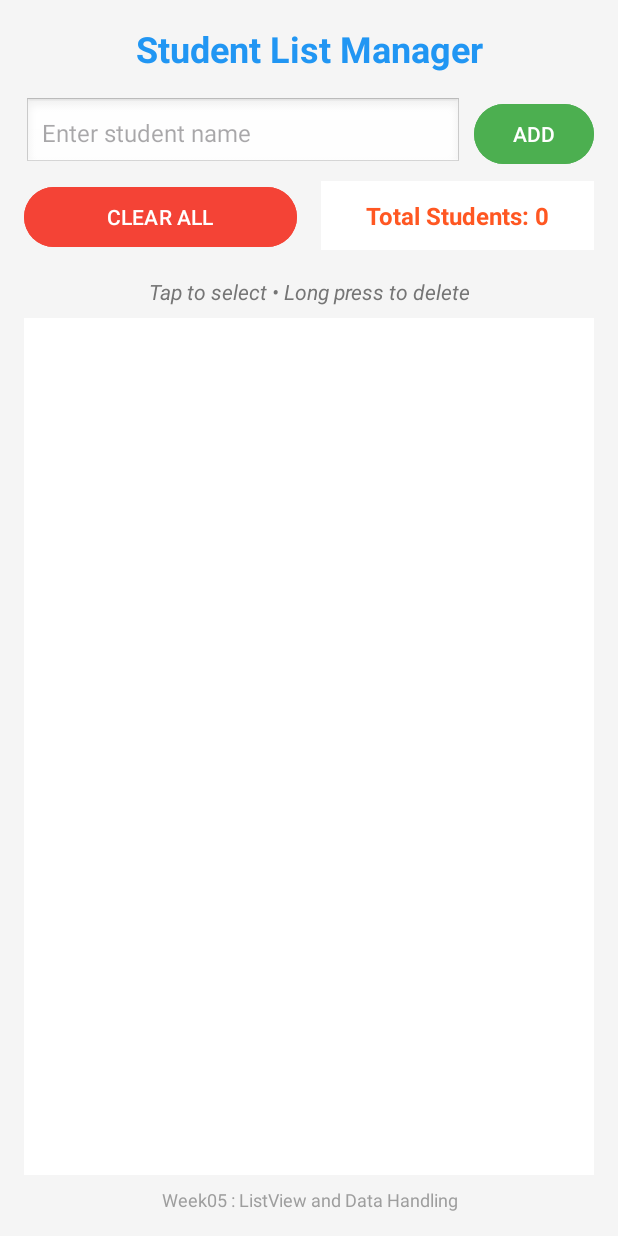
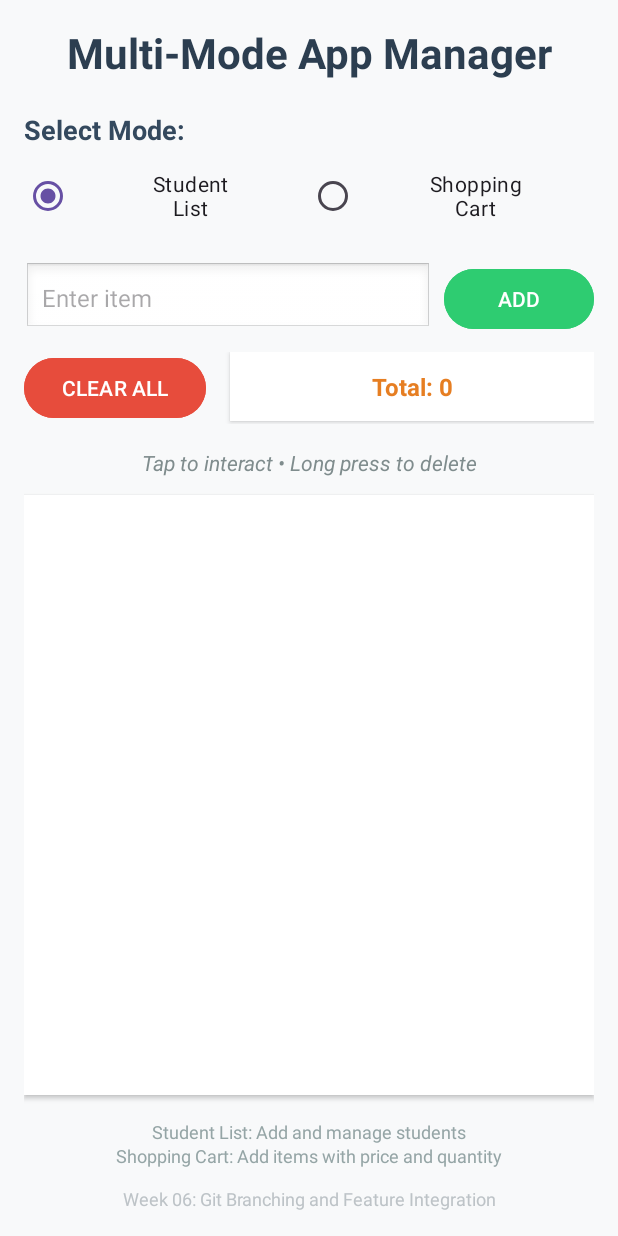
Before and after one commit to yousung1020/kotlin-2025a, an Android app: the layout activity_main.xml on its own in the app's theme, with its tools: preview values and no code run, on a phone screen of 412 x 824 dp. Run offline under Robolectric (Android 15) with nearby library versions, the phone set to English and light mode, and no system bars.

Commit message:
week06: Shopping Cart App v0.1

```diff
--- /dev/null
+++ b/AppWeek06/app/src/main/java/com/appweek06/DataModels.kt
@@ -0,0 +1,28 @@
+package com.appweek06
+
+import java.util.*
+
+data class Student(
+    val name: String,
+    val id: String = UUID.randomUUID().toString(),
+    val addedDate: Date = Date()
+)
+
+data class CartItem(
+    val name: String,
+    var quantity: Int = 1,
+    val price: Double,
+    val id: String = UUID.randomUUID().toString(),
+    val addedDate: Date = Date()
+) {
+    fun getTotalPrice(): Double = quantity * price
+
+    override fun toString(): String {
+        return "$name (x$quantity) - $%.2f".format(getTotalPrice())
+    }
+}
+
+enum class AppMode(val displayName: String) {
+    STUDENT_LIST("Student List"),
+    SHOPPING_CART("Shopping Cart"),
+}
--- a/AppWeek06/app/src/main/res/layout/activity_main.xml
+++ b/AppWeek06/app/src/main/res/layout/activity_main.xml
@@ -1,36 +1,78 @@
-<?xml version="1.0" encoding="utf-8"?>
-<LinearLayout xmlns:android="http://schemas.android.com/apk/res/android"
+<ScrollView xmlns:android="http://schemas.android.com/apk/res/android"
     android:layout_width="match_parent"
     android:layout_height="match_parent"
+    android:background="#f8f9fa">
+
+    <LinearLayout
+        android:layout_width="match_parent"
+        android:layout_height="wrap_content"
         android:orientation="vertical"
-    android:padding="16dp"
-    android:background="#f5f5f5">
+        android:padding="16dp">
 
         <!-- Title -->
         <TextView
             android:layout_width="match_parent"
             android:layout_height="wrap_content"
-        android:text="Student List Manager"
-        android:textSize="24sp"
+            android:text="Multi-Mode App Manager"
+            android:textSize="28sp"
             android:textStyle="bold"
-        android:textColor="#2196F3"
+            android:textColor="#2c3e50"
             android:gravity="center"
-        android:layout_marginBottom="16dp" />
+            android:layout_marginBottom="20dp" />
 
-    <!-- Input section -->
+        <!-- Mode Selection -->
+        <TextView
+            android:layout_width="match_parent"
+            android:layout_height="wrap_content"
+            android:text="Select Mode:"
+            android:textSize="18sp"
+            android:textStyle="bold"
+            android:textColor="#34495e"
+            android:layout_marginBottom="8dp" />
+
+        <RadioGroup
+            android:id="@+id/radioGroup"
+            android:layout_width="match_parent"
+            android:layout_height="wrap_content"
+            android:orientation="horizontal"
+            android:layout_marginBottom="20dp">
+
+            <RadioButton
+                android:id="@+id/radioStudentList"
+                android:layout_width="0dp"
+                android:layout_height="wrap_content"
+                android:layout_weight="1"
+                android:text="Student\nList"
+                android:textSize="14sp"
+                android:checked="true"
+                android:buttonTint="#3498db"
+                android:gravity="center" />
+
+            <RadioButton
+                android:id="@+id/radioShoppingCart"
+                android:layout_width="0dp"
+                android:layout_height="wrap_content"
+                android:layout_weight="1"
+                android:text="Shopping\nCart"
+                android:textSize="14sp"
+                android:buttonTint="#e74c3c"
+                android:gravity="center" />
+        </RadioGroup>
+
+        <!-- Main Input Section -->
         <LinearLayout
             android:layout_width="match_parent"
             android:layout_height="wrap_content"
             android:orientation="horizontal"
-        android:layout_marginBottom="8dp">
+            android:layout_marginBottom="12dp">
 
             <EditText
-            android:id="@+id/editTextStudent"
+                android:id="@+id/editTextInput"
                 android:layout_width="0dp"
                 android:layout_height="wrap_content"
                 android:layout_weight="1"
-            android:hint="Enter student name"
-            android:inputType="textPersonName"
+                android:hint="Enter item"
+                android:inputType="textCapWords"
                 android:background="@android:drawable/edit_text"
                 android:padding="12dp"
                 android:textSize="16sp"
@@ -42,13 +84,12 @@
                 android:layout_height="wrap_content"
                 android:text="ADD"
                 android:textSize="14sp"
-            android:backgroundTint="#4CAF50"
+                android:backgroundTint="#2ecc71"
                 android:textColor="#FFFFFF"
-            android:minWidth="80dp" />
+                android:minWidth="100dp" />
 
         </LinearLayout>
-
-    <!-- Control buttons -->
+        <!-- Control Buttons -->
         <LinearLayout
             android:layout_width="match_parent"
             android:layout_height="wrap_content"
@@ -62,23 +103,24 @@
                 android:layout_weight="1"
                 android:text="CLEAR ALL"
                 android:textSize="14sp"
-            android:backgroundTint="#F44336"
+                android:backgroundTint="#e74c3c"
                 android:textColor="#FFFFFF"
                 android:layout_marginEnd="8dp" />
 
             <TextView
-            android:id="@+id/textViewCount"
+                android:id="@+id/textViewInfo"
                 android:layout_width="0dp"
                 android:layout_height="wrap_content"
-            android:layout_weight="1"
-            android:text="Total Students: 0"
+                android:layout_weight="2"
+                android:text="Total: 0"
                 android:textSize="16sp"
                 android:textStyle="bold"
-            android:textColor="#FF5722"
+                android:textColor="#e67e22"
                 android:gravity="center"
-            android:background="#FFFFFF"
+                android:background="#ffffff"
                 android:padding="12dp"
-            android:layout_marginStart="8dp" />
+                android:layout_marginStart="8dp"
+                android:elevation="2dp" />
 
         </LinearLayout>
 
@@ -86,33 +128,47 @@
         <TextView
             android:layout_width="match_parent"
             android:layout_height="wrap_content"
-        android:text="Tap to select • Long press to delete"
+            android:text="Tap to interact • Long press to delete"
             android:textSize="14sp"
             android:textStyle="italic"
-        android:textColor="#757575"
+            android:textColor="#7f8c8d"
             android:gravity="center"
-        android:layout_marginBottom="8dp" />
+            android:layout_marginBottom="12dp" />
 
-    <!-- ListView -->
+        <!-- Main ListView -->
         <ListView
-        android:id="@+id/listViewStudents"
+            android:id="@+id/listView"
             android:layout_width="match_parent"
-        android:layout_height="0dp"
-        android:layout_weight="1"
-        android:background="#FFFFFF"
-        android:divider="#E0E0E0"
+            android:layout_height="400dp"
+            android:background="#ffffff"
+            android:divider="#ecf0f1"
             android:dividerHeight="1dp"
             android:choiceMode="singleChoice"
-        android:listSelector="#E3F2FD" />
+            android:listSelector="#e8f4f8"
+            android:padding="8dp"
+            android:elevation="2dp" />
 
-    <!-- Footer info -->
+        <!-- Mode-specific Help Text -->
         <TextView
             android:layout_width="match_parent"
             android:layout_height="wrap_content"
-        android:text="Week05 : ListView and Data Handling"
+            android:text="Student List: Add and manage students\nShopping Cart: Add items with price and quantity"
             android:textSize="12sp"
-        android:textColor="#9E9E9E"
+            android:textColor="#95a5a6"
             android:gravity="center"
-        android:layout_marginTop="8dp" />
+            android:layout_marginTop="16dp"
+            android:lineSpacingExtra="2dp" />
+
+        <!-- Footer -->
+        <TextView
+            android:layout_width="match_parent"
+            android:layout_height="wrap_content"
+            android:text="Week 06: Git Branching and Feature Integration"
+            android:textSize="12sp"
+            android:textColor="#bdc3c7"
+            android:gravity="center"
+            android:layout_marginTop="12dp" />
 
     </LinearLayout>
+
+</ScrollView>
```
Lines whose indentation alone changed are shown as unchanged.
